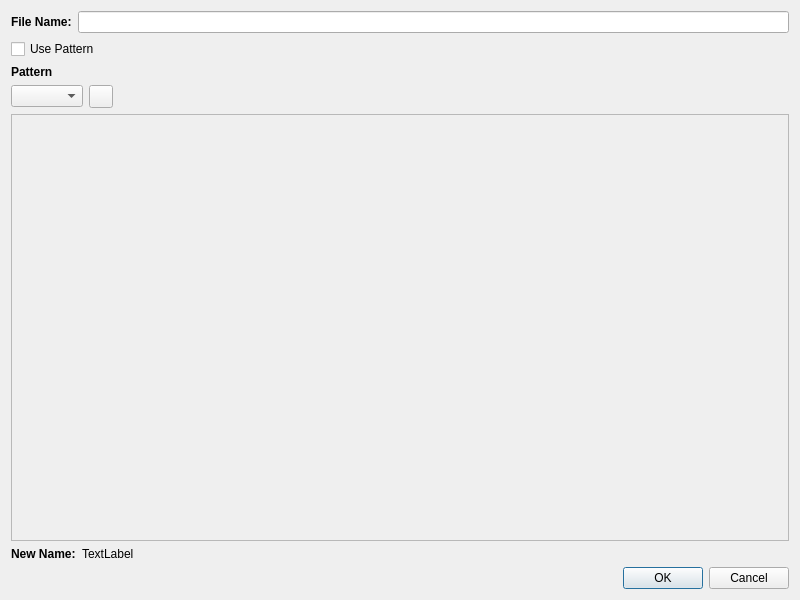
Before: the Qt Designer form libExtraWidget/RenameDialog/RenameDialog.ui in rbbrnc/krbkACD, drawn with Qt 5.
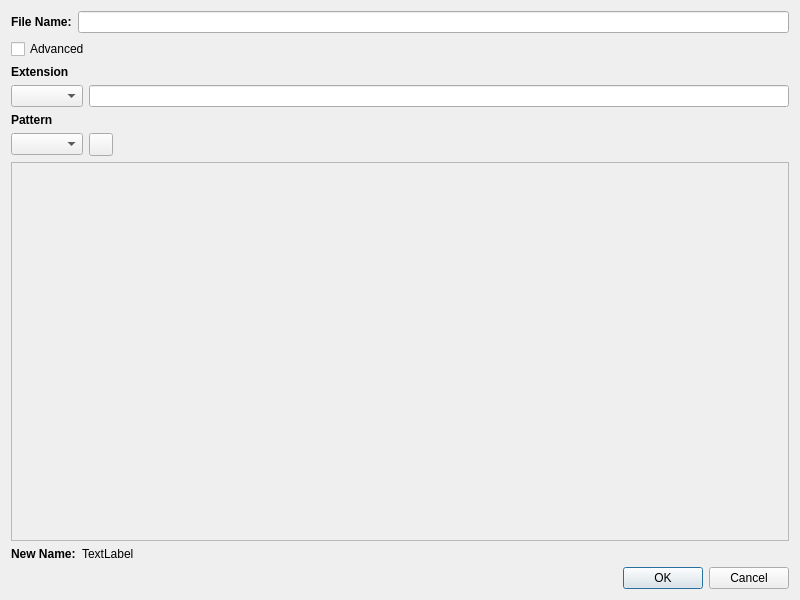
After: the same form once the commit is applied. Icons and pictures are not drawn.

Commit message: Fix file extension and path

The edit to the form file:
```diff
--- a/libExtraWidget/RenameDialog/RenameDialog.ui
+++ b/libExtraWidget/RenameDialog/RenameDialog.ui
@@ -49,7 +49,7 @@
    <item>
     <widget class="QCheckBox" name="patternCheckBox">
      <property name="text">
-      <string>Use Pattern</string>
+      <string>Advanced</string>
      </property>
     </widget>
    </item>
@@ -67,6 +67,35 @@
       </property>
       <item>
        <layout class="QVBoxLayout" name="patternSelectLayout">
+        <item>
+         <widget class="QLabel" name="label_4">
+          <property name="sizePolicy">
+           <sizepolicy hsizetype="Fixed" vsizetype="Fixed">
+            <horstretch>0</horstretch>
+            <verstretch>0</verstretch>
+           </sizepolicy>
+          </property>
+          <property name="font">
+           <font>
+            <weight>75</weight>
+            <bold>true</bold>
+           </font>
+          </property>
+          <property name="text">
+           <string>Extension</string>
+          </property>
+         </widget>
+        </item>
+        <item>
+         <layout class="QHBoxLayout" name="fileExtensionLayout">
+          <item>
+           <widget class="QComboBox" name="fileExtensionComboBox"/>
+          </item>
+          <item>
+           <widget class="QLineEdit" name="fileExtensionEdit"/>
+          </item>
+         </layout>
+        </item>
         <item>
          <widget class="QLabel" name="label">
           <property name="sizePolicy">
@@ -136,7 +165,7 @@
            <x>0</x>
            <y>0</y>
            <width>786</width>
-           <height>430</height>
+           <height>381</height>
           </rect>
          </property>
          <layout class="QVBoxLayout" name="verticalLayout_2">
```
Left out of the diff: 4 changed lines with no effect on the pictures. The commit also changes 2 other files.
